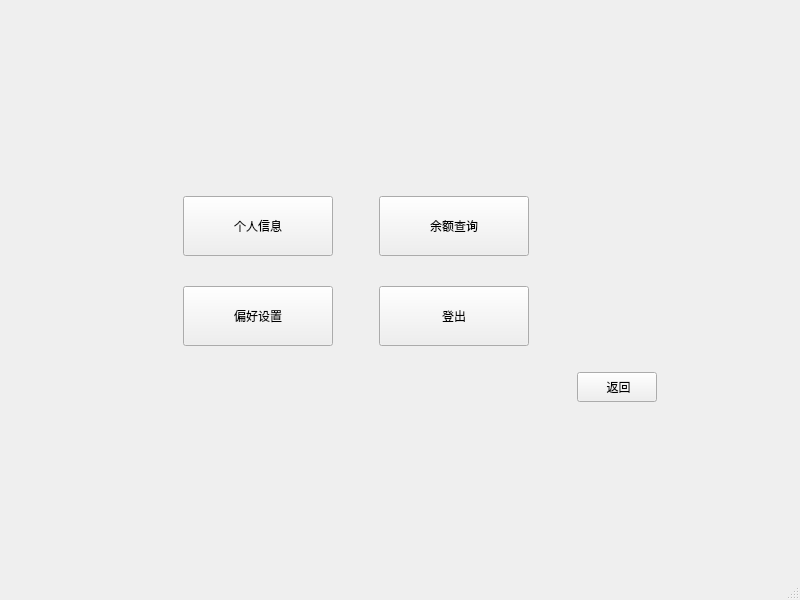
Old version of the form mainCode/accountcontrol.ui in the repository CarlosDJY/QtBasedGroupWork.
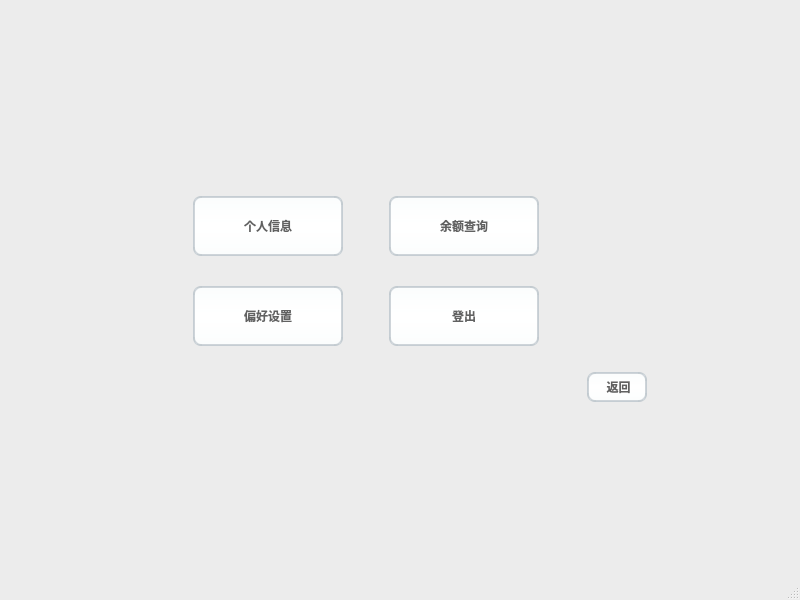
New version of the form. Icons and pictures are not drawn.

The edit to the form file:
```diff
--- a/mainCode/accountcontrol.ui
+++ b/mainCode/accountcontrol.ui
@@ -13,6 +13,443 @@
   <property name="windowTitle">
    <string>MainWindow</string>
   </property>
+  <property name="styleSheet">
+   <string notr="true">/*
+ * MacOS Style Sheet for QT Applications
+ * Author: Jaime A. Quiroga P.
+ * Company: GTRONICK
+ * Last updated: 25/12/2020, 23:10.
+ * Available at: https://github.com/GTRONICK/QSS/blob/master/MacOS.qss
+ */
+QMainWindow {
+    background-color:#ececec;
+}
+QPushButton, QToolButton, QCommandLinkButton{
+    padding: 0 5px 0 5px;
+    border-style: solid;
+    border-top-color: qlineargradient(spread:pad, x1:0, y1:0, x2:0, y2:1, stop:0 #c1c9cf, stop:1 #d2d8dd);
+    border-right-color: qlineargradient(spread:pad, x1:1, y1:0, x2:0, y2:0, stop:0 #c1c9cf, stop:1 #d2d8dd);
+    border-bottom-color: qlineargradient(spread:pad, x1:0, y1:1, x2:0, y2:0, stop:0 #c1c9cf, stop:1 #d2d8dd);
+    border-left-color: qlineargradient(spread:pad, x1:0, y1:0, x2:1, y2:0, stop:0 #c1c9cf, stop:1 #d2d8dd);
+    border-width: 2px;
+    border-radius: 8px;
+    color: #616161;
+    font-weight: bold;
+    background-color: qlineargradient(spread:pad, x1:0.5, y1:0, x2:0.5, y2:1, stop:0 #fbfdfd, stop:0.5 #ffffff, stop:1 #fbfdfd);
+}
+QPushButton::default, QToolButton::default, QCommandLinkButton::default{
+    border: 2px solid transparent;
+    color: #FFFFFF;
+    background-color: qlineargradient(spread:pad, x1:0.5, y1:0, x2:0.5, y2:1, stop:0 #84afe5, stop:1 #1168e4);
+}
+QPushButton:hover, QToolButton:hover, QCommandLinkButton:hover{
+    color: #3d3d3d;
+}
+QPushButton:pressed, QToolButton:pressed, QCommandLinkButton:pressed{
+    color: #aeaeae;
+    background-color: qlineargradient(spread:pad, x1:0.5, y1:0, x2:0.5, y2:1, stop:0 #ffffff, stop:0.5 #fbfdfd, stop:1 #ffffff);
+}
+QPushButton:disabled, QToolButton:disabled, QCommandLinkButton:disabled{
+    color: #616161;
+    background-color: qlineargradient(spread:pad, x1:0.5, y1:0, x2:0.5, y2:1, stop:0 #dce7eb, stop:0.5 #e0e8eb, stop:1 #dee7ec);
+}
+QLineEdit, QTextEdit, QPlainTextEdit, QSpinBox, QDoubleSpinBox, QTimeEdit, QDateEdit, QDateTimeEdit {
+    border-width: 2px;
+    border-radius: 8px;
+    border-style: solid;
+    border-top-color: qlineargradient(spread:pad, x1:0.5, y1:1, x2:0.5, y2:0, stop:0 #c1c9cf, stop:1 #d2d8dd);
+    border-right-color: qlineargradient(spread:pad, x1:0, y1:0, x2:1, y2:0, stop:0 #c1c9cf, stop:1 #d2d8dd);
+    border-bottom-color: qlineargradient(spread:pad, x1:0.5, y1:0, x2:0.5, y2:1, stop:0 #c1c9cf, stop:1 #d2d8dd);
+    border-left-color: qlineargradient(spread:pad, x1:1, y1:0, x2:0, y2:0, stop:0 #c1c9cf, stop:1 #d2d8dd);
+    background-color: #f4f4f4;
+    color: #3d3d3d;
+}
+QLineEdit:focus, QTextEdit:focus, QPlainTextEdit:focus, QSpinBox:focus, QDoubleSpinBox:focus, QTimeEdit:focus, QDateEdit:focus, QDateTimeEdit:focus {
+    border-width: 2px;
+    border-radius: 8px;
+    border-style: solid;
+    border-top-color: qlineargradient(spread:pad, x1:0.5, y1:1, x2:0.5, y2:0, stop:0 #85b7e3, stop:1 #9ec1db);
+    border-right-color: qlineargradient(spread:pad, x1:0, y1:0, x2:1, y2:0, stop:0 #85b7e3, stop:1 #9ec1db);
+    border-bottom-color: qlineargradient(spread:pad, x1:0.5, y1:0, x2:0.5, y2:1, stop:0 #85b7e3, stop:1 #9ec1db);
+    border-left-color: qlineargradient(spread:pad, x1:1, y1:0, x2:0, y2:0, stop:0 #85b7e3, stop:1 #9ec1db);
+    background-color: #f4f4f4;
+    color: #3d3d3d;
+}
+QLineEdit:disabled, QTextEdit:disabled, QPlainTextEdit:disabled, QSpinBox:disabled, QDoubleSpinBox:disabled, QTimeEdit:disabled, QDateEdit:disabled, QDateTimeEdit:disabled {
+    color: #b9b9b9;
+}
+QSpinBox::up-button, QDoubleSpinBox::up-button, QTimeEdit::up-button, QDateEdit::up-button, QDateTimeEdit::up-button {
+    subcontrol-origin: padding;
+    subcontrol-position: top right;
+    width: 15px;
+    color: #272727;
+    border-left-width: 1px;
+    border-left-color: darkgray;
+    border-left-style: solid;
+    border-top-right-radius: 3px;
+    padding: 3px;
+}
+QSpinBox::down-button, QDoubleSpinBox::down-button, QTimeEdit::down-button, QDateEdit::down-button, QDateTimeEdit::down-button {
+    subcontrol-origin: padding;
+    subcontrol-position: bottom right;
+    width: 15px;
+    color: #272727;
+    border-left-width: 1px;
+    border-left-color: darkgray;
+    border-left-style: solid;
+    border-bottom-right-radius: 3px;
+    padding: 3px;
+}
+QSpinBox::up-button:pressed, QDoubleSpinBox::up-button:pressed, QTimeEdit::up-button:pressed, QDateEdit::up-button:pressed, QDateTimeEdit::up-button:pressed {
+    color: #aeaeae;
+    background-color: qlineargradient(spread:pad, x1:0.5, y1:0, x2:0.5, y2:1, stop:0 #ffffff, stop:0.5 #fbfdfd, stop:1 #ffffff);
+}
+QSpinBox::down-button:pressed, QDoubleSpinBox::down-button:pressed, QTimeEdit::down-button:pressed, QDateEdit::down-button:pressed, QDateTimeEdit::down-button:pressed {
+    color: #aeaeae;
+    background-color: qlineargradient(spread:pad, x1:0.5, y1:0, x2:0.5, y2:1, stop:0 #ffffff, stop:0.5 #fbfdfd, stop:1 #ffffff);
+}
+QSpinBox::up-button:hover, QDoubleSpinBox::up-button:hover, QTimeEdit::up-button:hover, QDateEdit::up-button:hover, QDateTimeEdit::up-button:hover {
+    color: #FFFFFF;
+    border-top-right-radius: 5px;
+    background-color: qlineargradient(spread:pad, x1:0.5, y1:0, x2:0.5, y2:1, stop:0 #84afe5, stop:1 #1168e4);
+    
+}
+QSpinBox::down-button:hover, QDoubleSpinBox::down-button:hover, QTimeEdit::down-button:hover, QDateEdit::down-button:hover, QDateTimeEdit::down-button:hover {
+    color: #FFFFFF;
+    border-bottom-right-radius: 5px;
+    background-color: qlineargradient(spread:pad, x1:0.5, y1:0, x2:0.5, y2:1, stop:0 #84afe5, stop:1 #1168e4);
+}
+QSpinBox::up-arrow, QDoubleSpinBox::up-arrow, QTimeEdit::up-arrow, QDateEdit::up-arrow, QDateTimeEdit::up-arrow {
+    image: url(/usr/share/icons/Adwaita/16x16/actions/go-up-symbolic.symbolic.png);
+}
+QSpinBox::down-arrow, QDoubleSpinBox::down-arrow, QTimeEdit::down-arrow, QDateEdit::down-arrow, QDateTimeEdit::down-arrow {
+    image: url(/usr/share/icons/Adwaita/16x16/actions/go-down-symbolic.symbolic.png);
+}
+QProgressBar {
+    max-height: 8px;
+    text-align: center;
+    font: italic bold 11px;
+    color: #3d3d3d;
+    border: 1px solid transparent;
+    border-radius:4px;
+    background-color: qlineargradient(spread:pad, x1:0, y1:0, x2:0, y2:1, stop:0 #ddd5d5, stop:0.5 #dad3d3, stop:1 #ddd5d5);
+}
+QProgressBar::chunk {
+    background-color: qlineargradient(spread:pad, x1:0, y1:0, x2:0, y2:1, stop:0 #467dd1, stop:0.5 #3b88fc, stop:1 #467dd1);
+    border-radius: 4px;
+}
+QProgressBar:disabled {
+    color: #616161;
+}
+QProgressBar::chunk:disabled {
+    background-color: #aeaeae;
+}
+QSlider::groove {
+    border: 1px solid #bbbbbb;
+    background-color: #52595d;
+    border-radius: 4px;
+}
+QSlider::groove:horizontal {
+    height: 6px;
+}
+QSlider::groove:vertical {
+    width: 6px;
+}
+QSlider::handle:horizontal {
+    background: #ffffff;
+    border-style: solid;
+    border-width: 1px;
+    border-color: rgb(207,207,207);
+    width: 12px;
+    margin: -5px 0;
+    border-radius: 7px;
+}
+QSlider::handle:vertical {
+    background: #ffffff;
+    border-style: solid;
+    border-width: 1px;
+    border-color: rgb(207,207,207);
+    height: 12px;
+    margin: 0 -5px;
+    border-radius: 7px;
+}
+QSlider::add-page, QSlider::sub-page {
+    border: 1px transparent;
+    background-color: #52595d;
+    border-radius: 4px;
+}
+QSlider::add-page:horizontal {
+    background: qlineargradient(spread:pad, x1:0, y1:0, x2:0, y2:1, stop:0 #ddd5d5, stop:0.5 #dad3d3, stop:1 #ddd5d5);
+}
+QSlider::sub-page:horizontal {
+    background-color: qlineargradient(spread:pad, x1:0, y1:0, x2:1, y2:0, stop:0 #467dd1, stop:0.5 #3b88fc, stop:1 #467dd1);
+}
+QSlider::add-page:vertical {
+    background-color: qlineargradient(spread:pad, x1:0, y1:0, x2:0, y2:1, stop:0 #467dd1, stop:0.5 #3b88fc, stop:1 #467dd1);
+}
+QSlider::sub-page:vertical {
+    background: qlineargradient(spread:pad, x1:0, y1:0, x2:1, y2:0, stop:0 #ddd5d5, stop:0.5 #dad3d3, stop:1 #ddd5d5);
+}
+QSlider::add-page:horizontal:disabled, QSlider::sub-page:horizontal:disabled, QSlider::add-page:vertical:disabled, QSlider::sub-page:vertical:disabled {
+    background: #b9b9b9;
+}
+QComboBox, QFontComboBox {
+    border-width: 2px;
+    border-radius: 8px;
+    border-style: solid;
+    border-top-color: qlineargradient(spread:pad, x1:0.5, y1:1, x2:0.5, y2:0, stop:0 #c1c9cf, stop:1 #d2d8dd);
+    border-right-color: qlineargradient(spread:pad, x1:0, y1:0, x2:1, y2:0, stop:0 #c1c9cf, stop:1 #d2d8dd);
+    border-bottom-color: qlineargradient(spread:pad, x1:0.5, y1:0, x2:0.5, y2:1, stop:0 #c1c9cf, stop:1 #d2d8dd);
+    border-left-color: qlineargradient(spread:pad, x1:1, y1:0, x2:0, y2:0, stop:0 #c1c9cf, stop:1 #d2d8dd);
+    background-color: #f4f4f4;
+    color: #272727;
+    padding-left: 5px;
+}
+QComboBox:editable, QComboBox:!editable, QComboBox::drop-down:editable, QComboBox:!editable:on, QComboBox::drop-down:editable:on {
+    background: #ffffff;
+}
+QComboBox::drop-down {
+    subcontrol-origin: padding;
+    subcontrol-position: top right;
+    width: 15px;
+    color: #272727;
+    border-left-width: 1px;
+    border-left-color: darkgray;
+    border-left-style: solid;
+    border-top-right-radius: 3px;
+    border-bottom-right-radius: 3px;
+}
+QComboBox::down-arrow {
+    image: url(/usr/share/icons/Adwaita/16x16/actions/go-down-symbolic.symbolic.png); /*Adawaita icon thene*/
+}
+
+QComboBox::down-arrow:on {
+    top: 1px;
+    left: 1px;
+}
+QComboBox QAbstractItemView {
+    border: 1px solid darkgray;
+    border-radius: 8px;
+    selection-background-color: #dadada;
+    selection-color: #272727;
+    color: #272727;
+    background: white;
+}
+QLabel, QCheckBox, QRadioButton {
+    color: #272727;
+}
+QCheckBox {
+    padding: 2px;
+}
+QCheckBox:disabled, QRadioButton:disabled {
+    color: #808086;
+    padding: 2px;
+}
+
+QCheckBox:hover {
+    border-radius:4px;
+    border-style:solid;
+    padding-left: 1px;
+    padding-right: 1px;
+    padding-bottom: 1px;
+    padding-top: 1px;
+    border-width:1px;
+    border-color: transparent;
+}
+QCheckBox::indicator:checked {
+    image: url(/usr/share/icons/Adwaita/16x16/actions/object-select-symbolic.symbolic.png);
+    height: 15px;
+    width: 15px;
+    border-style:solid;
+    border-width: 1px;
+    border-color: #48a5fd;
+    color: #ffffff;
+    border-radius: 3px;
+    background-color: qlineargradient(spread:pad, x1:0, y1:0, x2:0, y2:1, stop:0 #48a5fd, stop:0.5 #329cfb, stop:1 #48a5fd);
+}
+QCheckBox::indicator:unchecked {
+    
+    height: 15px;
+    width: 15px;
+    border-style:solid;
+    border-width: 1px;
+    border-color: #48a5fd;
+    border-radius: 3px;
+    background-color: #fbfdfa;
+}
+QLCDNumber {
+    color: #616161;;
+}
+QMenuBar {
+    background-color: #ececec;
+}
+QMenuBar::item {
+    color: #616161;
+    spacing: 3px;
+    padding: 1px 4px;
+    background-color: #ececec;
+}
+
+QMenuBar::item:selected {
+    background-color: #dadada;
+    color: #3d3d3d;
+}
+QMenu {
+    background-color: #ececec;
+}
+QMenu::item:selected {
+    background-color: #dadada;
+    color: #3d3d3d;
+}
+QMenu::item {
+    color: #616161;;
+    background-color: #e0e0e0;
+}
+QTabWidget {
+    color:rgb(0,0,0);
+    background-color:#000000;
+}
+QTabWidget::pane {
+    border-color: #050a0e;
+    background-color: #e0e0e0;
+    border-width: 1px;
+    border-radius: 4px;
+    position: absolute;
+    top: -0.5em;
+    padding-top: 0.5em;
+}
+
+QTabWidget::tab-bar {
+    alignment: center;
+}
+
+QTabBar::tab {
+    border-bottom: 1px solid #c0c0c0;
+    padding: 3px;
+    color: #272727;
+    background-color: #fefefc;
+    margin-left:0px;
+}
+QTabBar::tab:!last {
+    border-right: 1px solid;
+    border-right-color: #c0c0c0;
+    border-bottom-color: #c0c0c0;
+}
+QTabBar::tab:first {
+    border-top-left-radius: 4px;
+    border-bottom-left-radius: 4px;
+}
+QTabBar::tab:last {
+    border-top-right-radius: 4px;
+    border-bottom-right-radius: 4px;
+}
+QTabBar::tab:selected, QTabBar::tab:last:selected, QTabBar::tab:hover {
+    color: #FFFFFF;
+    background-color: qlineargradient(spread:pad, x1:0.5, y1:0, x2:0.5, y2:1, stop:0 #84afe5, stop:1 #1168e4);
+}
+QRadioButton::indicator {
+    height: 14px;
+    width: 14px;
+    border-style:solid;
+    border-radius:7px;
+    border-width: 1px;
+}
+QRadioButton::indicator:checked {
+    border-color: #48a5fd;
+    background-color: qradialgradient(cx:0.5, cy:0.5, radius:0.4,fx:0.5, fy:0.5, stop:0 #ffffff, stop:0.5 #ffffff, stop:0.6 #48a5fd, stop:1 #48a5fd);
+}
+QRadioButton::indicator:!checked {
+    border-color: #a9b7c6;
+    background-color: #fbfdfa;
+}
+QStatusBar {
+    color:#027f7f;
+}
+
+QDial {
+    background: #16a085;
+}
+
+QToolBox {
+    color: #a9b7c6;
+    background-color: #222b2e;
+}
+QToolBox::tab {
+    color: #a9b7c6;
+    background-color:#222b2e;
+}
+QToolBox::tab:selected {
+    color: #FFFFFF;
+    background-color:#222b2e;
+}
+QScrollArea {
+    color: #FFFFFF;
+    background-color:#222b2e;
+}
+
+QScrollBar:horizontal {
+	max-height: 10px;
+	border: 1px transparent grey;
+	margin: 0px 20px 0px 20px;
+	background: transparent;
+}
+QScrollBar:vertical {
+	max-width: 10px;
+	border: 1px transparent grey;
+	margin: 20px 0px 20px 0px;
+	background: transparent;
+}
+QScrollBar::handle:vertical, QScrollBar::handle:horizontal {
+	background: #52595d;
+	border-style: transparent;
+	border-radius: 4px;
+	min-height: 25px;
+}
+QScrollBar::handle:horizontal:hover, QScrollBar::handle:vertical:hover {
+	background: qlineargradient(spread:pad, x1:0, y1:0, x2:1, y2:0, stop:0 #467dd1, stop:0.5 #3b88fc, stop:1 #467dd1);
+}
+QScrollBar::add-line, QScrollBar::sub-line {
+    border: 2px transparent grey;
+    border-radius: 4px;
+    subcontrol-origin: margin;
+    background: #b9b9b9;
+}
+QScrollBar::add-line:horizontal {
+    width: 20px;
+    subcontrol-position: right;
+}
+QScrollBar::add-line:vertical {
+    height: 20px;
+    subcontrol-position: bottom;
+}
+QScrollBar::sub-line:horizontal {
+    width: 20px;
+    subcontrol-position: left;
+}
+QScrollBar::sub-line:vertical {
+    height: 20px;
+    subcontrol-position: top;
+}
+QScrollBar::add-line:vertical:pressed, QScrollBar::add-line:horizontal:pressed, QScrollBar::sub-line:horizontal:pressed, QScrollBar::sub-line:vertical:pressed {
+    background: qlineargradient(spread:pad, x1:0, y1:0, x2:1, y2:0, stop:0 #467dd1, stop:0.5 #3b88fc, stop:1 #467dd1);
+}
+QScrollBar::add-page:horizontal, QScrollBar::sub-page:horizontal, QScrollBar::add-page:vertical, QScrollBar::sub-page:vertical {
+    background: none;
+}
+QScrollBar::up-arrow:vertical {
+    image: url(/usr/share/icons/Adwaita/16x16/actions/go-up-symbolic.symbolic.png);
+}
+QScrollBar::down-arrow:vertical {
+    image: url(/usr/share/icons/Adwaita/16x16/actions/go-down-symbolic.symbolic.png);
+}
+QScrollBar::left-arrow:horizontal {
+    image: url(/usr/share/icons/Adwaita/16x16/actions/go-previous-symbolic.symbolic.png);
+}
+QScrollBar::right-arrow:horizontal {
+    image: url(/usr/share/icons/Adwaita/16x16/actions/go-next-symbolic.symbolic.png);
+}
+</string>
+  </property>
   <widget class="QWidget" name="centralwidget">
    <layout class="QVBoxLayout" name="verticalLayout">
     <item>
@@ -70,6 +507,11 @@
               <height>60</height>
              </size>
             </property>
+            <property name="styleSheet">
+             <string notr="true">QPushBytton{border-radius:10px};
+font: 20pt &quot;华光中等线_CNKI&quot;;
+QPushButton{background-color: rgb(0, 170, 255);}</string>
+            </property>
             <property name="text">
              <string>个人信息</string>
             </property>
```
Left out of the diff: 2 changed lines with no effect on the pictures.
